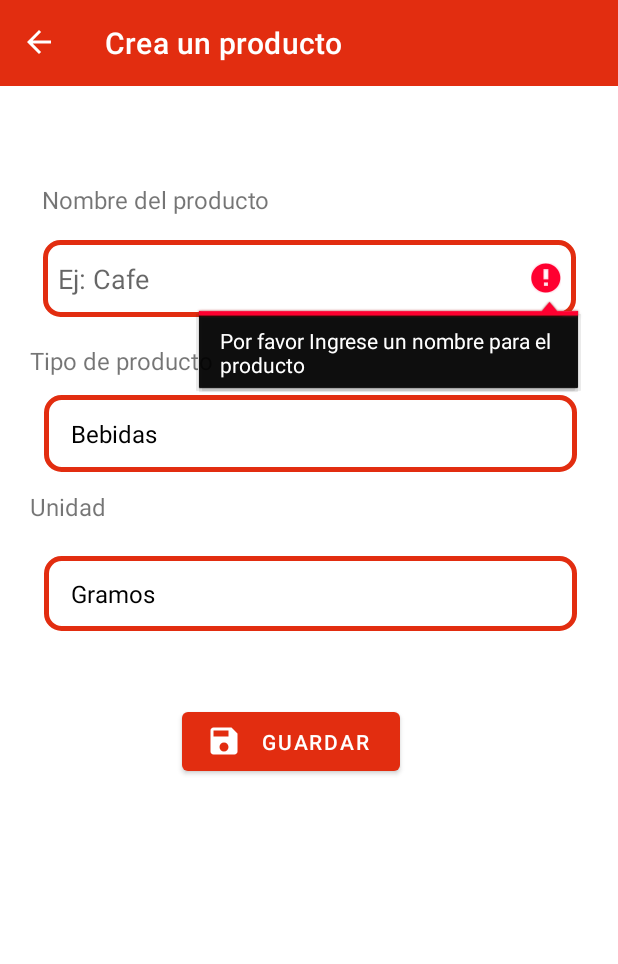
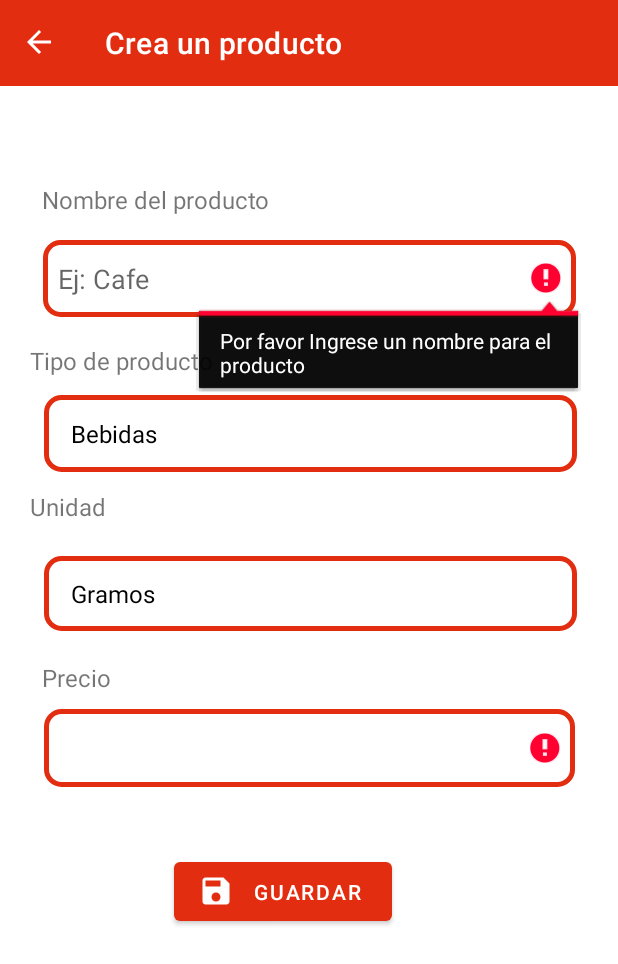
Before and after one commit to gitrubio/MyPriceList, an Android app: the CreateProducts screen opened directly, with no data from a screen before it, after a tap on "GUARDAR", on a phone screen of 412 x 824 dp. Shown: the top 964 px of the screen. Run offline under Robolectric (Android 15) with nearby library versions, the phone set to English and light mode, and no system bars; our stand-ins replace Firebase (no records; nobody signed in at launch, a user with empty details on screens opened directly).

Commit message:
last changes to the project

```diff
--- a/app/src/main/java/com/example/mypricelist/models/ProductModel.kt
+++ b/app/src/main/java/com/example/mypricelist/models/ProductModel.kt
@@ -1,6 +1,6 @@
 package com.example.mypricelist.models
 
- class ProductModel(val nombre: String, val unidad: String, var cantidad: Int, val tipo: String, var imgID: Int, var id: String?="123456789") {
+ class ProductModel(val nombre: String, val unidad: String, var cantidad: Int, val tipo: String, var imgID: Int, var precio : Int,var id: String?="123456789") {
      //  Propiedades de la clase Pedido
      // La propiedad 'nombre' es de tipo String y se inicializa con el valor del parámetro 'nombre' del constructor
      // La propiedad 'unidad' es de tipo String y se inicializa con el valor del parámetro 'unidad' del constructor
--- a/app/src/main/java/com/example/mypricelist/ui/creation/CreateListActivity.kt
+++ b/app/src/main/java/com/example/mypricelist/ui/creation/CreateListActivity.kt
@@ -110,7 +110,8 @@ class CreateListActivity : AppCompatActivity() {
 
         var correctly = controlErrors(controListName)
         if(correctly){
-            val producto = ListModel(controListName.text.toString(),120.0, listProducts)
+            val total = listProducts.sumOf { it.precio * it.cantidad }
+            val producto = ListModel(controListName.text.toString(),total.toDouble(), listProducts)
             coleccion.add(producto)
             finishAfterTransition()
         }
--- a/app/src/main/java/com/example/mypricelist/ui/creation/CreateProducts.kt
+++ b/app/src/main/java/com/example/mypricelist/ui/creation/CreateProducts.kt
@@ -84,26 +84,30 @@ class CreateProducts : AppCompatActivity() {
     }
     fun saveList(view : View){
         var productName = findViewById<EditText>(R.id.edtListName)
-        var correctly = controlErrors(productName)
+        var productPrice = findViewById<EditText>(R.id.textPrecio)
+        var correctly = controlErrors(productName,productPrice)
         if(correctly){
             val controlSelectProduct = findViewById<Spinner>(R.id.spiProducts)
             val controlSelectUnits = findViewById<Spinner>(R.id.spiUnits)
             val selectType = listTypeProduct[controlSelectProduct.selectedItemPosition]
             val selectUnit = listUnidades[controlSelectUnits.selectedItemPosition]
-            val producto = ProductModel(productName.text.toString(),selectUnit.name, 1,selectType.nombre,selectType.icon)
+            val producto = ProductModel(productName.text.toString(),selectUnit.name, 1,selectType.nombre,selectType.icon,productPrice.text.toString().toInt())
             coleccion.add(producto)
             finishAfterTransition()
         }
     }
 
-    private fun controlErrors(listName : EditText, ): Boolean {
+    private fun controlErrors(listName : EditText, price : EditText): Boolean {
         var correctlyData = true
         var nameList = listName.text.toString()
         if(nameList.isEmpty()){
             listName.error = "Por favor Ingrese un nombre para el producto"
             correctlyData = false
         }
-
+        if(price.text.isEmpty()){
+            price.error = "Por favor Ingrese un precio para el producto"
+            correctlyData = false
+        }
         return correctlyData
     }
 }
--- a/app/src/main/java/com/example/mypricelist/ui/products/DashboardFragment.kt
+++ b/app/src/main/java/com/example/mypricelist/ui/products/DashboardFragment.kt
@@ -46,7 +46,7 @@ class DashboardFragment : Fragment() {
             startActivity(createListView, options.toBundle())
         }
 
-        adapter = ProductAdapter(products)
+        adapter = ProductAdapter(products,true)
         recycler = root.findViewById(R.id.recyclerListProducts)
 
         val layourManager:RecyclerView.LayoutManager = LinearLayoutManager(requireContext().applicationContext)
--- a/app/src/main/res/layout/activity_create_products.xml
+++ b/app/src/main/res/layout/activity_create_products.xml
@@ -80,6 +80,17 @@
         app:layout_constraintStart_toStartOf="parent"
         app:layout_constraintTop_toBottomOf="@+id/spiProducts" />
 
+    <TextView
+        android:id="@+id/textView5"
+        android:layout_width="wrap_content"
+        android:layout_height="wrap_content"
+        android:layout_marginStart="28dp"
+        android:layout_marginTop="20dp"
+        android:text="Precio"
+        android:textSize="16sp"
+        app:layout_constraintStart_toStartOf="parent"
+        app:layout_constraintTop_toBottomOf="@+id/spiUnits" />
+
     <Spinner
         android:id="@+id/spiUnits"
         android:layout_width="355dp"
@@ -95,12 +106,25 @@
         android:id="@+id/button2"
         android:layout_width="145dp"
         android:layout_height="51dp"
-        android:layout_marginTop="48dp"
+        android:layout_marginTop="44dp"
         android:onClick="saveList"
         android:text="@string/addText"
         app:icon="@drawable/ic_save_24"
         app:layout_constraintEnd_toEndOf="parent"
-        app:layout_constraintHorizontal_bias="0.454"
+        app:layout_constraintHorizontal_bias="0.436"
+        app:layout_constraintStart_toStartOf="parent"
+        app:layout_constraintTop_toBottomOf="@+id/textPrecio" />
+
+    <EditText
+        android:id="@+id/textPrecio"
+        android:layout_width="354dp"
+        android:layout_height="52dp"
+        android:layout_marginTop="52dp"
+        android:ems="10"
+        android:inputType="number"
+        android:background="@drawable/style_border_text"
+        app:layout_constraintEnd_toEndOf="parent"
+        app:layout_constraintHorizontal_bias="0.508"
         app:layout_constraintStart_toStartOf="parent"
         app:layout_constraintTop_toBottomOf="@+id/spiUnits" />
 
```
Also changed, not shown: app/src/main/java/com/example/mypricelist/Adapters/ProductAdapter.kt (+7 -2 lines), app/src/main/java/com/example/mypricelist/ProductList.kt (+7 -1 lines), app/src/main/java/com/example/mypricelist/ui/creation/data/remote/api/FirebaseAdapter.kt (+7 -4 lines), app/src/main/res/layout/list_product_item.xml (+4 -5 lines).
